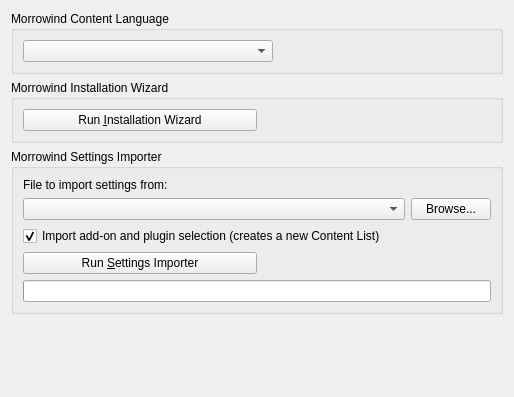
First picture: the form in files/ui/settingspage.ui, repository nikamigaming-create/nikami-openmw-lab, before the edit.
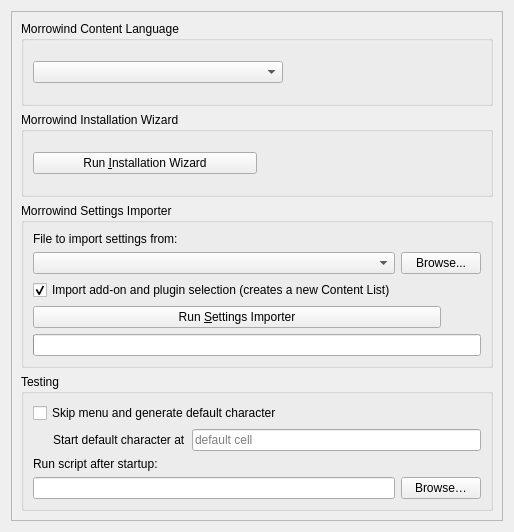
Second picture: the form after the edit.

Commit message: Add testing options to the Settings page

Diff of the .ui file:
```diff
--- a/files/ui/settingspage.ui
+++ b/files/ui/settingspage.ui
@@ -7,7 +7,7 @@
     <x>0</x>
     <y>0</y>
     <width>514</width>
-    <height>397</height>
+    <height>532</height>
    </rect>
   </property>
   <property name="windowTitle">
@@ -15,6 +15,21 @@
   </property>
   <layout class="QVBoxLayout" name="verticalLayout">
    <item>
+    <widget class="QScrollArea" name="scrollArea">
+     <property name="widgetResizable">
+      <bool>true</bool>
+     </property>
+     <widget class="QWidget" name="scrollAreaWidgetContents">
+      <property name="geometry">
+       <rect>
+        <x>0</x>
+        <y>0</y>
+        <width>473</width>
+        <height>510</height>
+       </rect>
+      </property>
+      <layout class="QVBoxLayout" name="verticalLayout_3">
+       <item>
     <widget class="QGroupBox" name="generalGroup">
      <property name="title">
       <string>Morrowind Content Language</string>
@@ -113,20 +128,7 @@
        </widget>
       </item>
       <item>
-       <layout class="QGridLayout" name="gridLayout_4" columnstretch="1,1">
-        <item row="2" column="1">
-         <spacer name="horizontalSpacer_3">
-          <property name="orientation">
-           <enum>Qt::Horizontal</enum>
-          </property>
-          <property name="sizeHint" stdset="0">
-           <size>
-            <width>40</width>
-            <height>20</height>
-           </size>
-          </property>
-         </spacer>
-        </item>
+           <layout class="QGridLayout" name="gridLayout_4" columnstretch="1,0">
         <item row="2" column="0">
          <widget class="QPushButton" name="importerButton">
           <property name="text">
@@ -134,6 +136,19 @@
           </property>
          </widget>
         </item>
+            <item row="2" column="1">
+             <spacer name="horizontalSpacer_3">
+              <property name="orientation">
+               <enum>Qt::Horizontal</enum>
+              </property>
+              <property name="sizeHint" stdset="0">
+               <size>
+                <width>40</width>
+                <height>20</height>
+               </size>
+              </property>
+             </spacer>
+            </item>
        </layout>
       </item>
       <item>
@@ -150,17 +165,79 @@
     </widget>
    </item>
    <item>
-    <spacer name="verticalSpacer">
+        <widget class="QGroupBox" name="testingGroup">
+         <property name="title">
+          <string>Testing</string>
+         </property>
+         <layout class="QVBoxLayout" name="testingGroupVerticalLayout">
+          <item>
+           <widget class="QCheckBox" name="skipMenuCheckBox">
+            <property name="text">
+             <string>Skip menu and generate default character</string>
+            </property>
+           </widget>
+          </item>
+          <item>
+           <layout class="QHBoxLayout" name="startDefaultCharacterAtHorizontalLayout">
+            <item>
+             <spacer name="startDefaultCharacterAtHorizontalSpacer">
      <property name="orientation">
-      <enum>Qt::Vertical</enum>
+               <enum>Qt::Horizontal</enum>
+              </property>
+              <property name="sizeType">
+               <enum>QSizePolicy::Fixed</enum>
      </property>
      <property name="sizeHint" stdset="0">
       <size>
        <width>20</width>
-       <height>40</height>
+                <height>20</height>
       </size>
      </property>
     </spacer>
+            </item>
+            <item>
+             <widget class="QLabel" name="startDefaultCharacterAtLabel">
+              <property name="text">
+               <string>Start default character at</string>
+              </property>
+             </widget>
+            </item>
+            <item>
+             <widget class="QLineEdit" name="startDefaultCharacterAtField">
+              <property name="placeholderText">
+               <string>default cell</string>
+              </property>
+             </widget>
+            </item>
+           </layout>
+          </item>
+          <item>
+           <widget class="QLabel" name="label">
+            <property name="text">
+             <string>Run script after startup:</string>
+            </property>
+           </widget>
+          </item>
+          <item>
+           <layout class="QHBoxLayout" name="runScriptAfterStartupHorizontalLayout">
+            <item>
+             <widget class="QLineEdit" name="runScriptAfterStartupField"/>
+            </item>
+            <item>
+             <widget class="QPushButton" name="runScriptAfterStartupBrowseButton">
+              <property name="text">
+               <string>Browse…</string>
+              </property>
+             </widget>
+            </item>
+           </layout>
+          </item>
+         </layout>
+        </widget>
+       </item>
+      </layout>
+     </widget>
+    </widget>
    </item>
   </layout>
  </widget>
```
Left out of the diff: 52 changed lines with no effect on the pictures. Lines whose indentation alone changed are shown as unchanged. The commit also changes 2 other files.
